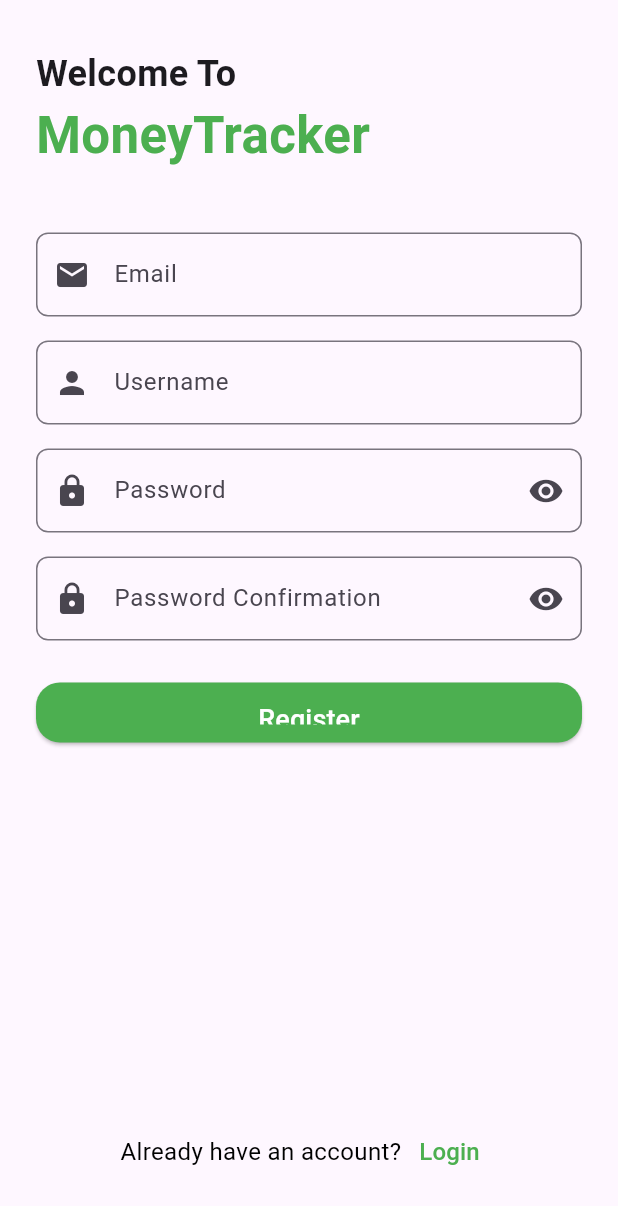
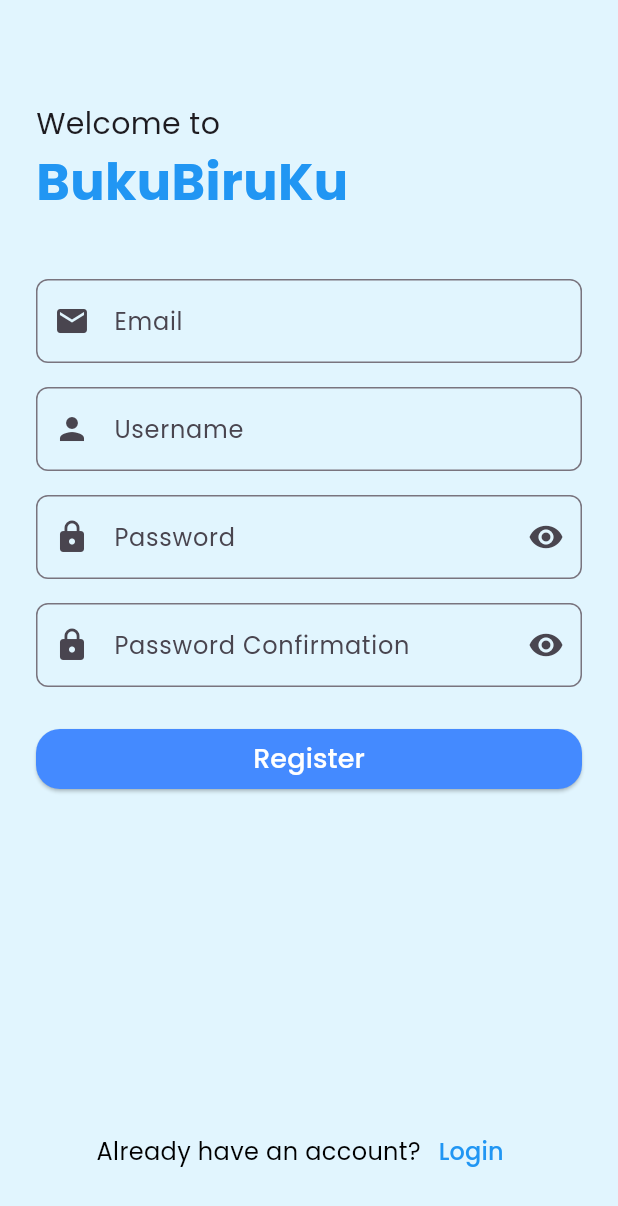
Before and after one commit to shamhasan/bukubiruku, a Flutter app: the screen it shows after launch, after a tap on "Register", on a phone screen of 412 x 824 dp. Shown: the top 1206 px of the screen. Run offline on Flutter 3.47's test engine with Material 3 defaults, Android fonts, the phone set to English and light mode, and no system bars; our stand-ins replace fl_chart, flutter_dotenv, google_fonts, google_generative_ai, image_picker, supabase_flutter; accounts and stored records are empty; network calls fail.

Commit message:
fix: theme, ui, fonts

```diff
--- /dev/null
+++ b/devtools_options.yaml
@@ -0,0 +1,3 @@
+description: This file stores settings for Dart & Flutter DevTools.
+documentation: https://docs.flutter.dev/tools/devtools/extensions#configure-extension-enablement-states
+extensions:
--- a/lib/auth/data/datasource/user_remote_datasource.dart
+++ b/lib/auth/data/datasource/user_remote_datasource.dart
@@ -60,7 +60,6 @@
         ),
       );
     } on Exception catch (e) {
-      print("Kamu ada error disini mok: $e");
       throw Exception('Update amount failed: $e');
     }
   }
--- /dev/null
+++ b/lib/auth/domain/use_case/checkSessionUseCase.dart
@@ -0,0 +1,12 @@
+import 'package:money_tracker_app/auth/domain/entities/user_entity.dart';
+import 'package:money_tracker_app/auth/domain/repository_interface/user_repository.dart';
+
+class checkSessionUseCase {
+  final UserRepository repository;
+
+  checkSessionUseCase(this.repository);
+
+  Future<UserEntity?> execute()async{
+    return await repository.getCurrentUser();
+  }
+}
--- a/lib/auth/presentation/provider/auth_provider.dart
+++ b/lib/auth/presentation/provider/auth_provider.dart
@@ -1,11 +1,17 @@
 import 'package:flutter/material.dart';
+
 import 'package:money_tracker_app/auth/domain/entities/user_entity.dart';
 import 'package:money_tracker_app/auth/domain/repository_interface/user_repository.dart';
+import 'package:money_tracker_app/auth/domain/use_case/checkSessionUseCase.dart';
 
 class AuthProvider extends ChangeNotifier {
   final UserRepository repository;
+  final checkSessionUseCase _checkSessionUseCase;
 
-  AuthProvider({required this.repository});
+  AuthProvider({
+    required this.repository,
+    required checkSessionUseCase checkSessionUseCase,
+  }) : _checkSessionUseCase = checkSessionUseCase;
 
   UserEntity? _currentUser;
   UserEntity? get currentUser => _currentUser;
@@ -18,6 +24,21 @@
     notifyListeners();
     try {
       _currentUser = await repository.getCurrentUser();
+    } finally {
+      _isLoading = false;
+      notifyListeners();
+    }
+  }
+
+  Future<void> checkSession() async {
+    _isLoading = true;
+    notifyListeners();
+
+    try {
+      final result = await _checkSessionUseCase.execute();
+      _currentUser = result;
+    } on Exception catch (e) {
+      throw Exception("Error getting session: $e");
     } finally {
       _isLoading = false;
       notifyListeners();
@@ -48,7 +69,12 @@
     notifyListeners();
   }
 
-  Future<void> updateAmount(String userId, double balance, double totalIncome, double totalExpense) async {
+  Future<void> updateAmount(
+    String userId,
+    double balance,
+    double totalIncome,
+    double totalExpense,
+  ) async {
     await repository.updateAmount(userId, balance, totalIncome, totalExpense);
 
     await loadCurrentUser();
--- a/lib/auth/presentation/screens/login_screen.dart
+++ b/lib/auth/presentation/screens/login_screen.dart
@@ -20,6 +20,7 @@
   @override
   Widget build(BuildContext context) {
     return Scaffold(
+      backgroundColor: Colors.blue[50],
       body: Center(
         child: Container(
           padding: const EdgeInsets.symmetric(horizontal: 24.0, vertical: 32),
@@ -34,20 +35,18 @@
                   children: [
                     const SizedBox(height: 150),
                     Text(
-                      'Welcome To ',
+                      'Welcome back to',
                       style: TextStyle(
-                        fontSize: 24,
-                        fontWeight: FontWeight.bold,
-                        fontFamily: 'Poppins',
+                        fontSize: 20,
+                        fontWeight: FontWeight.normal,
                       ),
                     ),
                     Text(
-                      'MoneyTracker',
+                      'BukuBiruKu',
                       style: TextStyle(
                         fontSize: 34,
                         fontWeight: FontWeight.bold,
-                        fontFamily: 'Poppins',
-                        color: Colors.green,
+                        color: Colors.blue,
                       ),
                     ),
                   ],
@@ -114,8 +113,8 @@
                 },
                 child: Text('Login', style: TextStyle(fontSize: 18)),
                 style: ElevatedButton.styleFrom(
-                  padding: EdgeInsets.symmetric(horizontal: 32, vertical: 12),
-                  backgroundColor: Colors.green,
+                  padding: EdgeInsets.symmetric(horizontal: 32),
+                  backgroundColor: Colors.blueAccent,
                   foregroundColor: Colors.white,
                   shape: RoundedRectangleBorder(
                     borderRadius: BorderRadius.circular(16),
@@ -132,26 +131,23 @@
                     style: TextStyle(
                       fontSize: 16,
                       color: Colors.black,
-                      fontFamily: 'Poppins',
                     ),
                   ),
                   TextButton(
                     onPressed: () {
-                      Navigator.pushAndRemoveUntil(
+                      Navigator.pushReplacement(
                         context,
                         MaterialPageRoute<void>(
                           builder: (BuildContext context) =>
                               const RegisterScreen(),
-                        ),
-                        ModalRoute.withName('/login'),
+                        )
                       );
                     },
                     child: Text(
                       'Register',
                       style: TextStyle(
                         fontSize: 16,
-                        color: Colors.green,
-                        fontFamily: 'Poppins',
+                        color: Colors.blue,
                       ),
                     ),
                   ),
--- a/lib/auth/presentation/screens/register_screen.dart
+++ b/lib/auth/presentation/screens/register_screen.dart
@@ -21,15 +21,11 @@
   bool obscurePasswordConfirmation = true;
 
   @override
-  void setState(VoidCallback fn) {
-    // TODO: implement setState
-    super.setState(fn);
-  }
-
-  @override
   Widget build(BuildContext context) {
     return Scaffold(
-      body: Center(
+      backgroundColor: Colors.lightBlue[50],
+      body: SafeArea(
+        child: Center(
           child: Container(
             padding: const EdgeInsets.symmetric(horizontal: 24.0, vertical: 32),
             child: Column(
@@ -37,25 +33,26 @@
               crossAxisAlignment: CrossAxisAlignment.center,
               children: [
                 Container(
+                  height: 36,
+                ),
+                Container(
                   width: double.infinity,
                   child: Column(
                     crossAxisAlignment: CrossAxisAlignment.start,
                     children: [
                       Text(
-                      'Welcome To ',
+                        'Welcome to ',
                         style: TextStyle(
-                        fontSize: 24,
-                        fontWeight: FontWeight.bold,
-                        fontFamily: 'Poppins',
+                          fontSize: 20,
+                          fontWeight: FontWeight.normal,
                         ),
                       ),
                       Text(
-                      'MoneyTracker',
+                        'BukuBiruKu',
                         style: TextStyle(
                           fontSize: 34,
                           fontWeight: FontWeight.bold,
-                        fontFamily: 'Poppins',
-                        color: Colors.green,
+                          color: Colors.blue,
                         ),
                       ),
                     ],
@@ -178,8 +175,8 @@
                   },
                   child: Text('Register', style: TextStyle(fontSize: 18)),
                   style: ElevatedButton.styleFrom(
-                  padding: EdgeInsets.symmetric(horizontal: 32, vertical: 12),
-                  backgroundColor: Colors.green,
+                    padding: EdgeInsets.symmetric(horizontal: 32),
+                    backgroundColor: Colors.blueAccent,
                     foregroundColor: Colors.white,
                     shape: RoundedRectangleBorder(
                       borderRadius: BorderRadius.circular(16),
@@ -196,26 +193,23 @@
                       style: TextStyle(
                         fontSize: 16,
                         color: Colors.black,
-                      fontFamily: 'Poppins',
                       ),
                     ),
                     TextButton(
                       onPressed: () {
-                      Navigator.pushAndRemoveUntil(
+                        Navigator.pushReplacement(
                           context,
                           MaterialPageRoute<void>(
                             builder: (BuildContext context) =>
                                 const LoginScreen(),
-                        ),
-                        ModalRoute.withName('/register'),
+                          )
                         );
                       },
                       child: Text(
                         'Login',
                         style: TextStyle(
                           fontSize: 16,
-                        color: Colors.green,
-                        fontFamily: 'Poppins',
+                          color: Colors.blue,
                         ),
                       ),
                     ),
@@ -225,6 +219,7 @@
             ),
           ),
         ),
+      ),
     );
   }
 }
--- a/lib/auth/presentation/widget/auth_gate.dart
+++ b/lib/auth/presentation/widget/auth_gate.dart
@@ -5,9 +5,21 @@
 import 'package:money_tracker_app/transaction/presentation/screen/home_screen.dart';
 import 'package:provider/provider.dart';
 
-class AuthGate extends StatelessWidget {
+class AuthGate extends StatefulWidget {
   const AuthGate({super.key});
 
+  @override
+  State<AuthGate> createState() => _AuthGateState();
+}
+
+class _AuthGateState extends State<AuthGate> {
+  @override
+  void initState() {
+    Future.microtask((){
+      context.read<AuthProvider>().checkSession();
+    });
+    super.initState();
+  }
   @override
   Widget build(BuildContext context) {
     return Consumer<AuthProvider>(builder:(context, authProvider, _) {
@@ -19,10 +31,8 @@
         );
       } else {
         if (authProvider.currentUser != null) {
-          // User is logged in, navigate to the main app screen
           return const HomeScreen();
         } else {
-          // User is not logged in, navigate to the login screen
           return const LoginScreen();
         }
       }
--- a/lib/main.dart
+++ b/lib/main.dart
@@ -1,5 +1,7 @@
 import 'package:flutter/material.dart';
 import 'package:flutter_dotenv/flutter_dotenv.dart';
+import 'package:google_fonts/google_fonts.dart';
+import 'package:money_tracker_app/auth/domain/use_case/checkSessionUseCase.dart';
 import 'package:money_tracker_app/auth/presentation/widget/auth_gate.dart';
 import 'package:money_tracker_app/transaction/data/datasource/receipt_scanner_service.dart';
 import 'package:money_tracker_app/transaction/domain/use_case/scan_receipt.dart';
@@ -40,9 +42,7 @@
         Provider<TransactionRemoteDatasource>(
           create: (_) => TransactionRemoteDatasource(client: client),
         ),
-        Provider<ReceiptScannerService>(
-          create: (_) => ReceiptScannerService(),
-        ),
+        Provider<ReceiptScannerService>(create: (_) => ReceiptScannerService()),
         // REPOSITORIES
         Provider<UserRepository>(
           create: (context) => UserRepositoryImplementation(
@@ -77,15 +77,18 @@
           ),
         ),
         Provider<ScanReceipt>(
-          create: (context) => ScanReceipt(
-            repository: context.read<TransactionRepository>(),
-          ),
+          create: (context) =>
+              ScanReceipt(repository: context.read<TransactionRepository>()),
         ),
 
         // PROVIDERS
         ChangeNotifierProvider(
-          create: (context) =>
-              AuthProvider(repository: context.read<UserRepository>()),
+          create: (context) => AuthProvider(
+            checkSessionUseCase: checkSessionUseCase(
+              context.read<UserRepository>(),
+            ),
+            repository: context.read<UserRepository>(),
+          ),
         ),
         ChangeNotifierProvider(
           create: (context) => TransactionProvider(
@@ -108,9 +111,13 @@
 
   @override
   Widget build(BuildContext context) {
-    return const MaterialApp(
+    final textTheme = Theme.of(context).textTheme;
+    return MaterialApp(
       title: "BukuBiruKu",
       debugShowCheckedModeBanner: false,
+      theme: ThemeData(
+        textTheme: GoogleFonts.poppinsTextTheme(textTheme),
+      ),
       home: AuthGate(),
     );
   }
--- a/lib/transaction/presentation/screen/add_transaction_screen.dart
+++ b/lib/transaction/presentation/screen/add_transaction_screen.dart
@@ -1,5 +1,4 @@
 import 'dart:io';
-import 'dart:math';
 
 import 'package:flutter/material.dart';
 import 'package:flutter/services.dart';
@@ -289,7 +288,6 @@
                                     'Tambah Transaksi',
                                     style: TextStyle(
                                       fontSize: 16,
-                                      fontFamily: "Poppins",
                                       color: Colors.green,
                                     ),
                                   ),
--- a/pubspec.yaml
+++ b/pubspec.yaml
@@ -11,6 +11,7 @@
   flutter:
     sdk: flutter
   flutter_dotenv: ^6.0.0
+  google_fonts: ^6.3.3
   google_generative_ai: ^0.4.7
   image_picker: ^1.2.1
   pie_chart: ^5.4.0
```
Also changed, not shown: lib/auth/data/entities/user_model.dart (+17 -2 lines), lib/transaction/presentation/screen/detail_screen.dart (+10 -6 lines), lib/transaction/presentation/screen/home_screen.dart (+11 -25 lines), pubspec.lock. Lines whose indentation alone changed are shown as unchanged.
